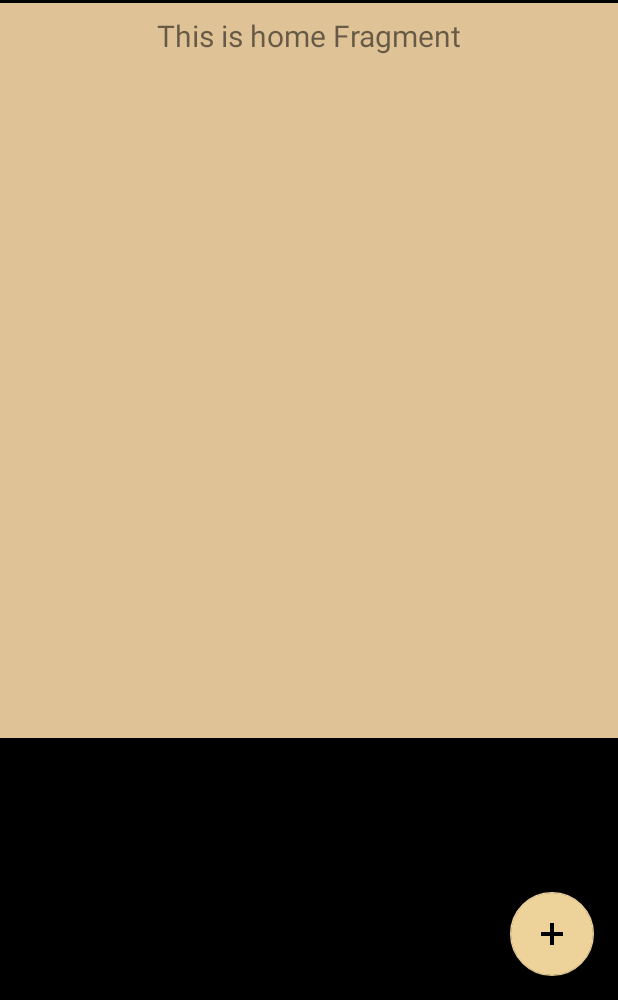
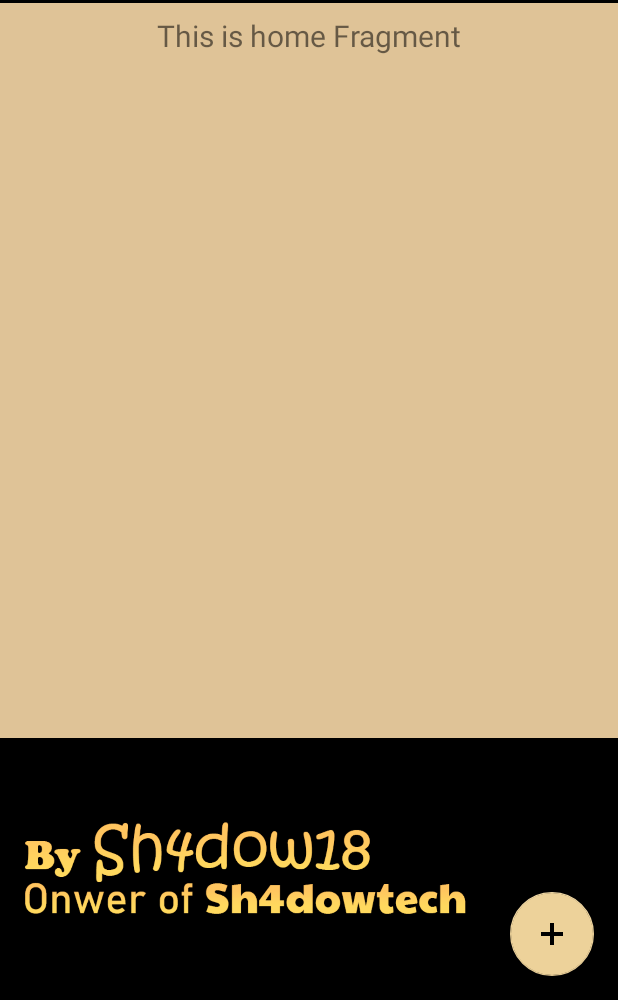
Before and after one commit to sh4dow18/G-Tracker, an Android app: the screen it shows after launch (MainActivity), on a phone screen of 412 x 824 dp, the part 236-1236 px from its top. Run offline under Robolectric (Android 15) with nearby library versions, the phone set to English and light mode, and no system bars; our stand-ins replace navigation-ui.

Commit message:
Add Footer in Template

```diff
--- a/Frontend_Android/app/src/main/res/layout/content_main.xml
+++ b/Frontend_Android/app/src/main/res/layout/content_main.xml
@@ -54,7 +54,14 @@
             android:layout_width="match_parent"
             android:layout_height="match_parent"
             android:background="#000000"
-            android:orientation="horizontal"/>
+            android:orientation="horizontal">
+
+            <ImageView
+                android:id="@+id/FooterImage"
+                android:layout_width="326dp"
+                android:layout_height="match_parent"
+                android:src="@drawable/footer" />
+        </LinearLayout>
     </LinearLayout>
 
 </androidx.constraintlayout.widget.ConstraintLayout>
```
Also changed, not shown: Frontend_Android/app/src/main/res/drawable/company_logo.png (deleted), Frontend_Android/app/src/main/res/drawable/footer.png (added).
